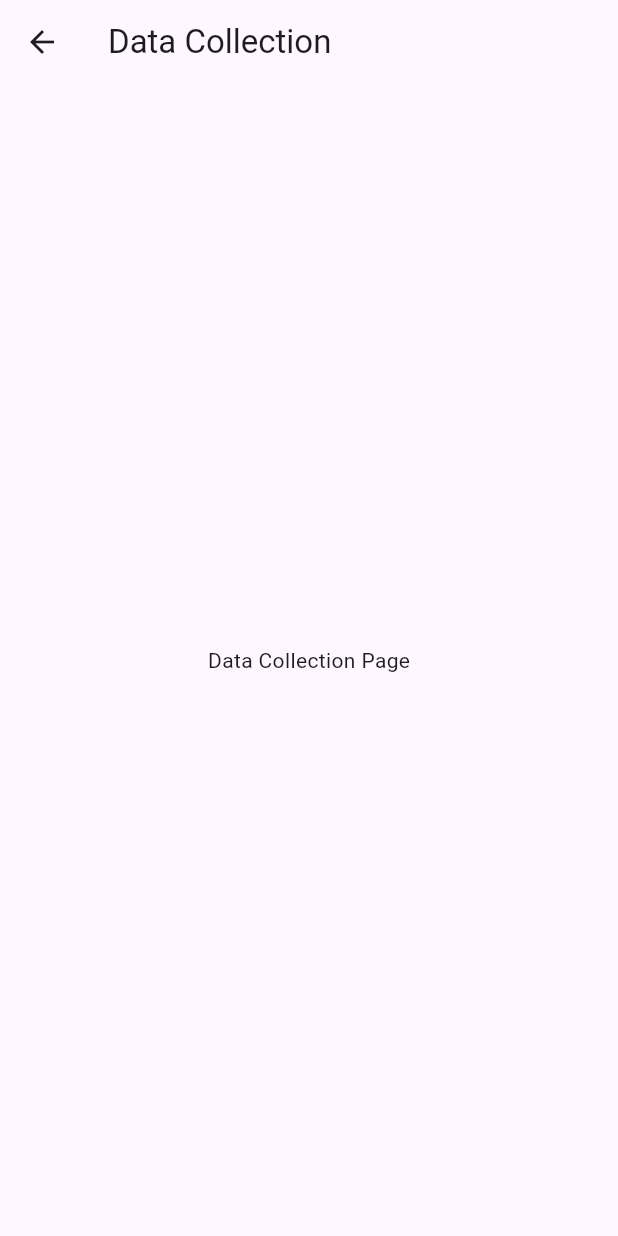
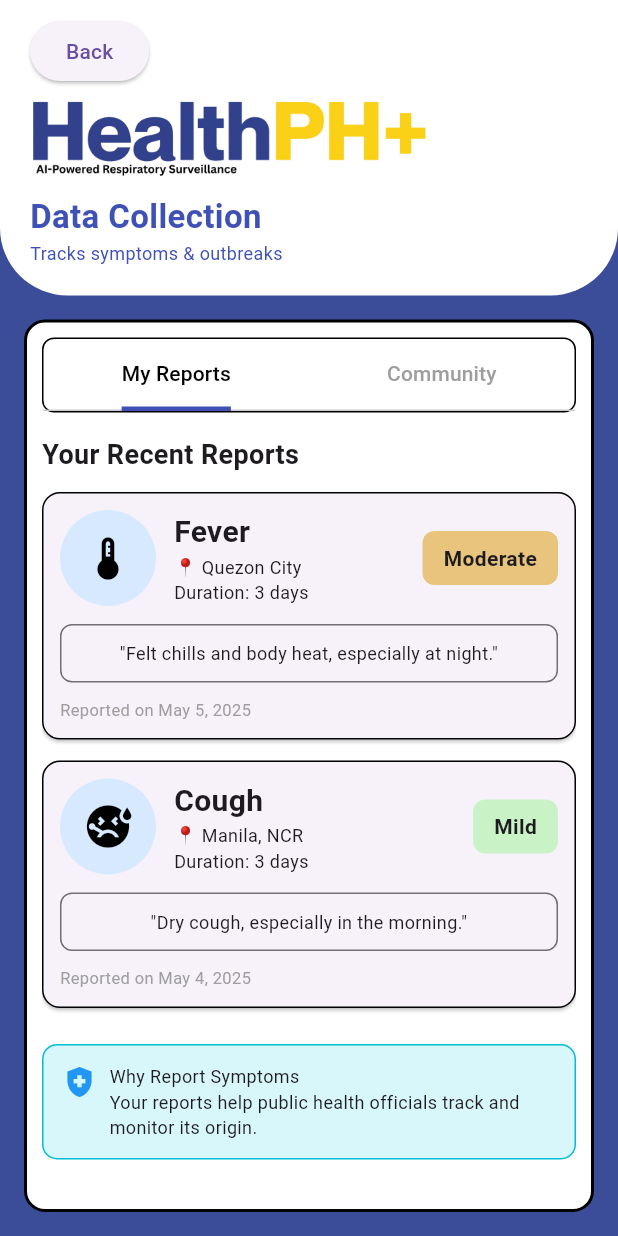
Before and after one commit to 008yam/HealthPH_Plus, a Flutter app: the DataCollectionPage screen opened directly, on a phone screen of 412 x 824 dp. Run offline on Flutter 3.47's test engine with Material 3 defaults, Android fonts, the light colour scheme and no system bars.

Commit message:
Addition of Data Collection Page in the Quick Actions Menu

```diff
--- a/lib/landing_page.dart
+++ b/lib/landing_page.dart
@@ -70,7 +70,7 @@ class _LandingPageState extends State<LandingPage> {
                   value: progressValue,
                   minHeight: 10,
                   backgroundColor: Colors.white,
-                  color: Colors.indigo,
+                  color: const Color.fromARGB(255, 255, 255, 255),
                   borderRadius: BorderRadius.circular(20),
                 ),
 
--- a/lib/main_page.dart
+++ b/lib/main_page.dart
@@ -1,6 +1,6 @@
 import 'package:flutter/material.dart';
 import 'pages/health_literacy_page.dart';
-
+import 'pages/data_collection_page.dart';
 // =======================================================
 // HOME PAGE
 // =======================================================
@@ -385,14 +385,14 @@ class SentimentPulsePage extends StatelessWidget {
   }
 }
 
-class DataCollectionPage extends StatelessWidget {
-  const DataCollectionPage({super.key});
+// class DataCollectionPage extends StatelessWidget {
+//   const DataCollectionPage({super.key});
 
-  @override
-  Widget build(BuildContext context) {
-    return Scaffold(
-      appBar: AppBar(title: const Text("Data Collection")),
-      body: const Center(child: Text("Data Collection Page")),
-    );
-  }
-}
+//   @override
+//   Widget build(BuildContext context) {
+//     return Scaffold(
+//       appBar: AppBar(title: const Text("Data Collection")),
+//       body: const Center(child: Text("Data Collection Page")),
+//     );
+//   }
+// }
--- /dev/null
+++ b/lib/pages/data_collection_page.dart
@@ -0,0 +1,354 @@
+import 'package:flutter/material.dart';
+
+class DataCollectionPage extends StatelessWidget {
+  const DataCollectionPage({super.key});
+
+  @override
+  Widget build(BuildContext context) {
+    return DefaultTabController(
+      length: 2,
+      child: Scaffold(
+        backgroundColor: const Color(0xFF3B4C98),
+        body: Column(
+          children: [
+            // HEADER
+            Container(
+              width: double.infinity,
+              decoration: const BoxDecoration(
+                color: Colors.white,
+                borderRadius: BorderRadius.only(
+                  bottomLeft: Radius.circular(45),
+                  bottomRight: Radius.circular(45),
+                ),
+              ),
+
+              child: SafeArea(
+                bottom: false,
+                child: Padding(
+                  padding: const EdgeInsets.fromLTRB(20, 10, 20, 20),
+                  child: Column(
+                    crossAxisAlignment: CrossAxisAlignment.start,
+                    children: [
+                      ElevatedButton(
+                        onPressed: () => Navigator.pop(context),
+                        child: const Text("Back"),
+                      ),
+
+                      const SizedBox(height: 8),
+
+                      Image.asset(
+                        'assets/images/healthphplusbarlogo.png',
+                        height: 55,
+                      ),
+
+                      const SizedBox(height: 8),
+
+                      const Text(
+                        "Data Collection",
+                        style: TextStyle(
+                          fontSize: 22,
+                          fontWeight: FontWeight.bold,
+                          color: Colors.indigo,
+                        ),
+                      ),
+
+                      const Text(
+                        "Tracks symptoms & outbreaks",
+                        style: TextStyle(fontSize: 12, color: Colors.indigo),
+                      ),
+                    ],
+                  ),
+                ),
+              ),
+            ),
+
+            Expanded(
+              child: Container(
+                margin: const EdgeInsets.all(16),
+                padding: const EdgeInsets.all(10),
+                decoration: BoxDecoration(
+                  color: Colors.white,
+                  border: Border.all(color: Colors.black, width: 2),
+                  borderRadius: BorderRadius.circular(14),
+                ),
+                child: Column(
+                  children: [
+                    Container(
+                      decoration: BoxDecoration(
+                        border: Border.all(color: Colors.black),
+                        borderRadius: BorderRadius.circular(8),
+                      ),
+                      child: const TabBar(
+                        labelColor: Colors.black,
+                        unselectedLabelColor: Colors.grey,
+                        indicator: BoxDecoration(
+                          border: Border(
+                            bottom: BorderSide(color: Colors.indigo, width: 3),
+                          ),
+                        ),
+                        tabs: [
+                          Tab(text: "My Reports"),
+                          Tab(text: "Community"),
+                        ],
+                      ),
+                    ),
+
+                    const SizedBox(height: 15),
+
+                    Expanded(
+                      child: TabBarView(
+                        children: [_MyReportsTab(), _CommunityTab()],
+                      ),
+                    ),
+                  ],
+                ),
+              ),
+            ),
+          ],
+        ),
+      ),
+    );
+  }
+}
+
+class _MyReportsTab extends StatelessWidget {
+  @override
+  Widget build(BuildContext context) {
+    return ListView(
+      children: const [
+        Text(
+          "Your Recent Reports",
+          style: TextStyle(fontSize: 18, fontWeight: FontWeight.bold),
+        ),
+
+        SizedBox(height: 12),
+
+        ReportCard(
+          symptom: "Fever",
+          location: "Quezon City",
+          duration: "3 days",
+          severity: "Moderate",
+          date: "Reported on May 5, 2025",
+          comment: "Felt chills and body heat, especially at night.",
+          icon: Icons.thermostat,
+          severityColor: Color(0xFFE8C47C),
+        ),
+
+        ReportCard(
+          symptom: "Cough",
+          location: "Manila, NCR",
+          duration: "3 days",
+          severity: "Mild",
+          date: "Reported on May 4, 2025",
+          comment: "Dry cough, especially in the morning.",
+          icon: Icons.sick,
+          severityColor: Color(0xFFC9F2C7),
+        ),
+
+        InfoBox(),
+      ],
+    );
+  }
+}
+
+class _CommunityTab extends StatelessWidget {
+  @override
+  Widget build(BuildContext context) {
+    return ListView(
+      children: const [
+        Text(
+          "Community Reports",
+          style: TextStyle(fontSize: 18, fontWeight: FontWeight.bold),
+        ),
+
+        SizedBox(height: 4),
+
+        Text(
+          "View symptom reports shared by other users.",
+          style: TextStyle(fontSize: 12),
+        ),
+
+        SizedBox(height: 12),
+
+        ReportCard(
+          symptom: "Fever",
+          location: "NCR",
+          duration: "2 days",
+          severity: "Moderate",
+          date: "Reported on May 6, 2025",
+          comment: "User experienced fever and fatigue.",
+          icon: Icons.thermostat,
+          severityColor: Color(0xFFE8C47C),
+        ),
+
+        ReportCard(
+          symptom: "Cough",
+          location: "Region IV-A",
+          duration: "4 days",
+          severity: "Mild",
+          date: "Reported on May 6, 2025",
+          comment: "User reported dry cough and throat irritation.",
+          icon: Icons.sick,
+          severityColor: Color(0xFFC9F2C7),
+        ),
+
+        ReportCard(
+          symptom: "Headache",
+          location: "Region III",
+          duration: "1 day",
+          severity: "Mild",
+          date: "Reported on May 5, 2025",
+          comment: "User reported mild headache and tiredness.",
+          icon: Icons.psychology,
+          severityColor: Color(0xFFC9F2C7),
+        ),
+      ],
+    );
+  }
+}
+
+class ReportCard extends StatelessWidget {
+  final String symptom;
+  final String location;
+  final String duration;
+  final String severity;
+  final String date;
+  final String comment;
+  final IconData icon;
+  final Color severityColor;
+
+  const ReportCard({
+    super.key,
+    required this.symptom,
+    required this.location,
+    required this.duration,
+    required this.severity,
+    required this.date,
+    required this.comment,
+    required this.icon,
+    required this.severityColor,
+  });
+
+  @override
+  Widget build(BuildContext context) {
+    return Card(
+      margin: const EdgeInsets.only(bottom: 14),
+      shape: RoundedRectangleBorder(
+        borderRadius: BorderRadius.circular(12),
+        side: const BorderSide(color: Colors.black),
+      ),
+      child: Padding(
+        padding: const EdgeInsets.all(12),
+        child: Column(
+          children: [
+            Row(
+              children: [
+                CircleAvatar(
+                  radius: 32,
+                  backgroundColor: const Color(0xFFD7E9FF),
+                  child: Icon(icon, size: 34, color: Colors.black),
+                ),
+
+                const SizedBox(width: 12),
+
+                Expanded(
+                  child: Column(
+                    crossAxisAlignment: CrossAxisAlignment.start,
+                    children: [
+                      Text(
+                        symptom,
+                        style: const TextStyle(
+                          fontSize: 20,
+                          fontWeight: FontWeight.bold,
+                        ),
+                      ),
+                      Text(
+                        "📍 $location",
+                        style: const TextStyle(fontSize: 12),
+                      ),
+                      Text(
+                        "Duration: $duration",
+                        style: const TextStyle(fontSize: 12),
+                      ),
+                    ],
+                  ),
+                ),
+
+                Container(
+                  padding: const EdgeInsets.symmetric(
+                    horizontal: 14,
+                    vertical: 8,
+                  ),
+                  decoration: BoxDecoration(
+                    color: severityColor,
+                    borderRadius: BorderRadius.circular(8),
+                  ),
+                  child: Text(
+                    severity,
+                    style: const TextStyle(fontWeight: FontWeight.bold),
+                  ),
+                ),
+              ],
+            ),
+
+            const SizedBox(height: 12),
+
+            Container(
+              width: double.infinity,
+              padding: const EdgeInsets.all(10),
+              decoration: BoxDecoration(
+                border: Border.all(color: Colors.black54),
+                borderRadius: BorderRadius.circular(8),
+              ),
+              child: Text(
+                '"$comment"',
+                textAlign: TextAlign.center,
+                style: const TextStyle(fontSize: 12),
+              ),
+            ),
+
+            const SizedBox(height: 10),
+
+            Align(
+              alignment: Alignment.centerLeft,
+              child: Text(
+                date,
+                style: const TextStyle(fontSize: 11, color: Colors.grey),
+              ),
+            ),
+          ],
+        ),
+      ),
+    );
+  }
+}
+
+class InfoBox extends StatelessWidget {
+  const InfoBox({super.key});
+
+  @override
+  Widget build(BuildContext context) {
+    return Container(
+      margin: const EdgeInsets.only(top: 10),
+      padding: const EdgeInsets.all(12),
+      decoration: BoxDecoration(
+        color: const Color(0xFFD8F7FA),
+        border: Border.all(color: Colors.cyan),
+        borderRadius: BorderRadius.circular(10),
+      ),
+      child: const Row(
+        crossAxisAlignment: CrossAxisAlignment.start,
+        children: [
+          Icon(Icons.health_and_safety, color: Colors.blue),
+          SizedBox(width: 8),
+          Expanded(
+            child: Text(
+              "Why Report Symptoms\nYour reports help public health officials track and monitor its origin.",
+              style: TextStyle(fontSize: 12),
+            ),
+          ),
+        ],
+      ),
+    );
+  }
+}
```
Also changed, not shown: pubspec.lock.
